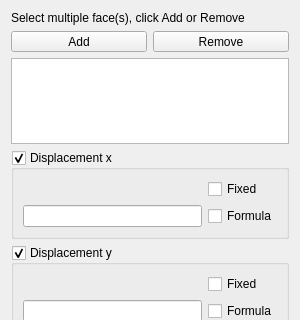
First picture: the form in src/Mod/Fem/Gui/TaskFemConstraintDisplacement.ui, repository southseact-3d/fcd, before the edit; both pictures show x 0 to 300 and y 0 to 320 of the 300 by 710 pixel window.
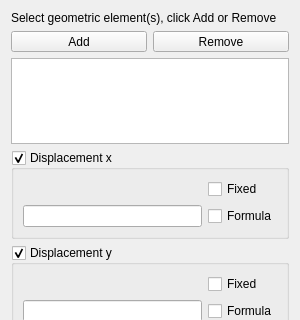
Second picture: the form after the edit. Custom widgets are drawn as their Qt base class.

```diff
--- a/src/Mod/Fem/Gui/TaskFemConstraintDisplacement.ui
+++ b/src/Mod/Fem/Gui/TaskFemConstraintDisplacement.ui
@@ -38,7 +38,7 @@
    <item>
     <widget class="QLabel" name="lbl_info">
      <property name="text">
-      <string>Select multiple face(s), click Add or Remove</string>
+      <string>Select geometric element(s), click Add or Remove</string>
      </property>
     </widget>
    </item>
```
